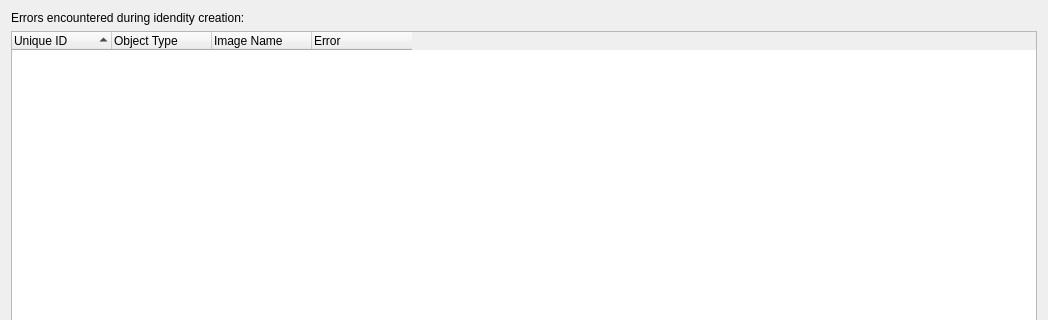
Before: the Qt Designer form brainframe_qt/ui/dialogs/identity_configuration/identity_error_popup/identity_error_popup.ui in aotuai/brainframe-qt, drawn with Qt 5; both pictures show x 0 to 1048 and y 0 to 320 of the 1048 by 540 pixel window.
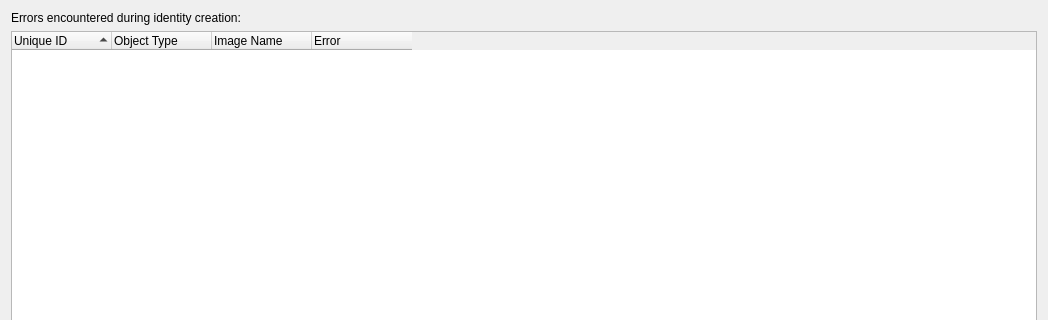
After: the same form once the commit is applied. Custom widgets are drawn as their Qt base class.

The edit to the form file:
```diff
--- a/brainframe_qt/ui/dialogs/identity_configuration/identity_error_popup/identity_error_popup.ui
+++ b/brainframe_qt/ui/dialogs/identity_configuration/identity_error_popup/identity_error_popup.ui
@@ -59,7 +59,7 @@
    <item row="0" column="0">
     <widget class="QLabel" name="label">
      <property name="text">
-      <string>Errors encountered during idendity creation:</string>
+      <string>Errors encountered during identity creation:</string>
      </property>
     </widget>
    </item>
```
